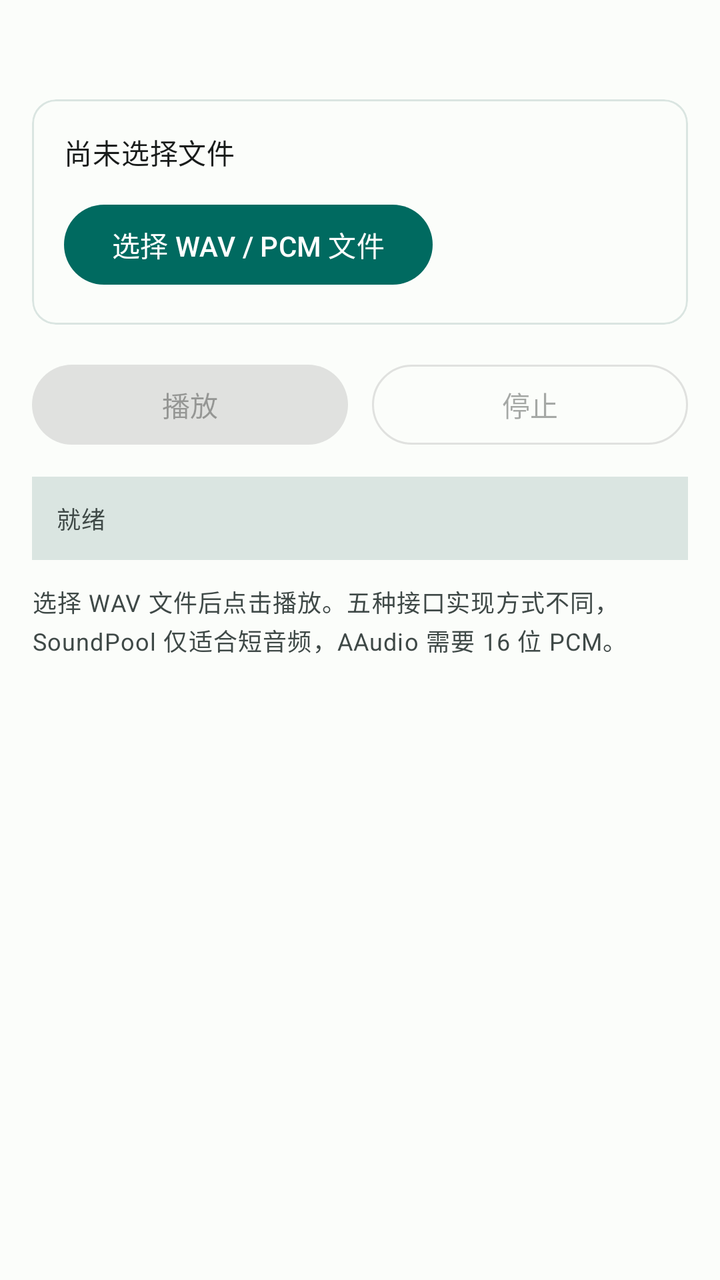
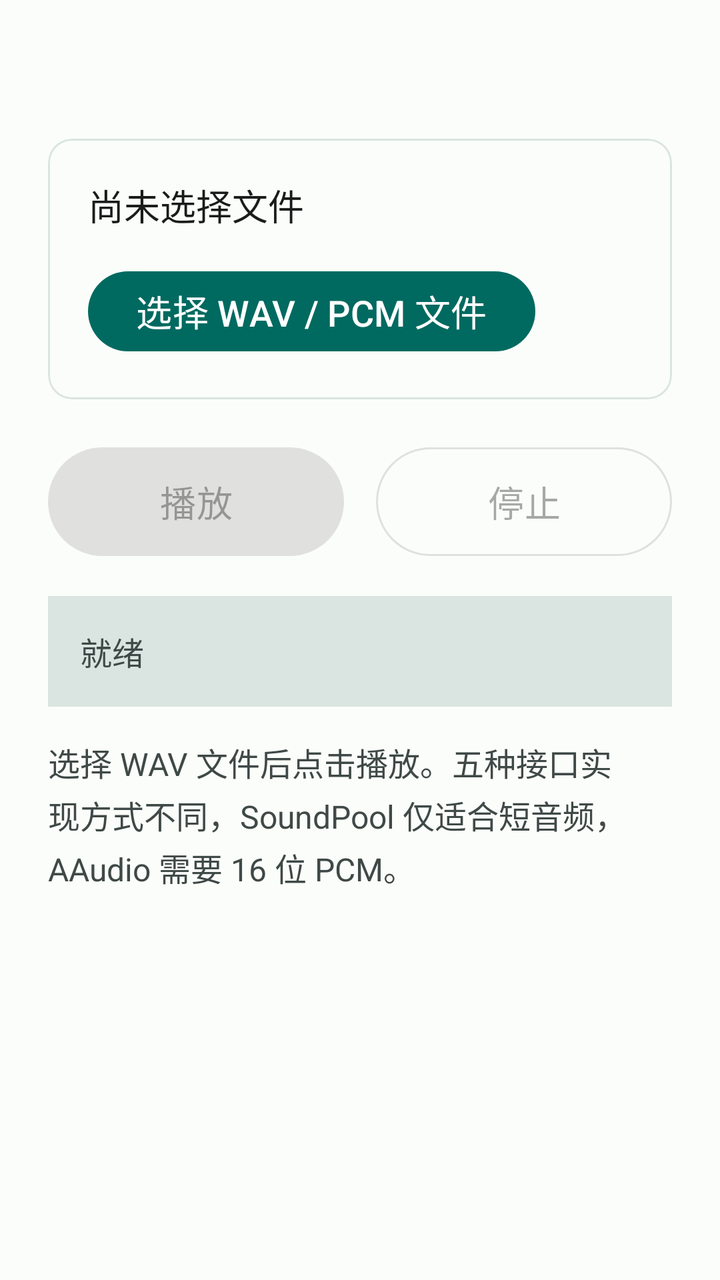

An Android layout rendered at two revisions. The XML below is the earlier revision; the diff shows what the commit changed to produce the second picture.
<!-- AndroidManifest.xml: application theme Theme.AudioDecodeTestApp -->
<!-- res/layout/fragment_pcm_player.xml -->
<?xml version="1.0" encoding="utf-8"?>
<ScrollView xmlns:android="http://schemas.android.com/apk/res/android"
    xmlns:app="http://schemas.android.com/apk/res-auto"
    android:layout_width="match_parent"
    android:layout_height="match_parent"
    android:fillViewport="true">

    <LinearLayout
        android:layout_width="match_parent"
        android:layout_height="wrap_content"
        android:orientation="vertical"
        android:padding="16dp">

        <TextView
            android:id="@+id/pcm_engine_label"
            android:layout_width="wrap_content"
            android:layout_height="wrap_content"
            android:textAppearance="?attr/textAppearanceTitleMedium"
            android:textColor="@color/primary" />

        
        <com.google.android.material.card.MaterialCardView
            android:layout_width="match_parent"
            android:layout_height="wrap_content"
            android:layout_marginTop="12dp"
            app:cardBackgroundColor="@color/surface"
            app:cardElevation="0dp"
            app:strokeColor="@color/surface_variant"
            app:strokeWidth="1dp">

            <LinearLayout
                android:layout_width="match_parent"
                android:layout_height="wrap_content"
                android:orientation="vertical"
                android:padding="16dp">

                <TextView
                    android:id="@+id/pcm_file_name"
                    android:layout_width="match_parent"
                    android:layout_height="wrap_content"
                    android:text="@string/pcm_file_placeholder"
                    android:textAppearance="?attr/textAppearanceBodyMedium"
                    android:textColor="@color/on_surface" />

                <com.google.android.material.button.MaterialButton
                    android:id="@+id/btn_select_file"
                    android:layout_width="wrap_content"
                    android:layout_height="wrap_content"
                    android:layout_marginTop="12dp"
                    android:text="@string/pcm_select_file" />
            </LinearLayout>
        </com.google.android.material.card.MaterialCardView>

        
        <com.google.android.material.card.MaterialCardView
            android:id="@+id/card_info"
            android:layout_width="match_parent"
            android:layout_height="wrap_content"
            android:layout_marginTop="12dp"
            android:visibility="gone"
            app:cardBackgroundColor="@color/surface"
            app:cardElevation="0dp"
            app:strokeColor="@color/surface_variant"
            app:strokeWidth="1dp">

            <LinearLayout
                android:layout_width="match_parent"
                android:layout_height="wrap_content"
                android:orientation="vertical"
                android:padding="16dp">

                <TextView
                    android:layout_width="wrap_content"
                    android:layout_height="wrap_content"
                    android:text="@string/pcm_info_title"
                    android:textAppearance="?attr/textAppearanceTitleMedium"
                    android:textColor="@color/on_surface" />

                <TextView
                    android:id="@+id/pcm_info_sample_rate"
                    android:layout_width="match_parent"
                    android:layout_height="wrap_content"
                    android:layout_marginTop="8dp"
                    android:textAppearance="?attr/textAppearanceBodyMedium"
                    android:textColor="@color/on_surface_variant" />

                <TextView
                    android:id="@+id/pcm_info_channels"
                    android:layout_width="match_parent"
                    android:layout_height="wrap_content"
                    android:layout_marginTop="4dp"
                    android:textAppearance="?attr/textAppearanceBodyMedium"
                    android:textColor="@color/on_surface_variant" />

                <TextView
                    android:id="@+id/pcm_info_bits"
                    android:layout_width="match_parent"
                    android:layout_height="wrap_content"
                    android:layout_marginTop="4dp"
                    android:textAppearance="?attr/textAppearanceBodyMedium"
                    android:textColor="@color/on_surface_variant" />

                <TextView
                    android:id="@+id/pcm_info_format"
                    android:layout_width="match_parent"
                    android:layout_height="wrap_content"
                    android:layout_marginTop="4dp"
                    android:textAppearance="?attr/textAppearanceBodyMedium"
                    android:textColor="@color/on_surface_variant" />

                <TextView
                    android:id="@+id/pcm_info_duration"
                    android:layout_width="match_parent"
                    android:layout_height="wrap_content"
                    android:layout_marginTop="4dp"
                    android:textAppearance="?attr/textAppearanceBodyMedium"
                    android:textColor="@color/on_surface_variant" />

                <TextView
                    android:id="@+id/pcm_info_size"
                    android:layout_width="match_parent"
                    android:layout_height="wrap_content"
                    android:layout_marginTop="4dp"
                    android:textAppearance="?attr/textAppearanceBodyMedium"
                    android:textColor="@color/on_surface_variant" />
            </LinearLayout>
        </com.google.android.material.card.MaterialCardView>

        
        <LinearLayout
            android:layout_width="match_parent"
            android:layout_height="wrap_content"
            android:layout_marginTop="16dp"
            android:orientation="horizontal">

            <com.google.android.material.button.MaterialButton
                android:id="@+id/btn_play"
                android:layout_width="0dp"
                android:layout_height="wrap_content"
                android:layout_weight="1"
                android:enabled="false"
                android:text="@string/pcm_play" />

            <com.google.android.material.button.MaterialButton
                android:id="@+id/btn_stop"
                android:layout_width="0dp"
                android:layout_height="wrap_content"
                android:layout_marginStart="12dp"
                android:layout_weight="1"
                android:enabled="false"
                android:text="@string/pcm_stop"
                style="@style/Widget.Material3.Button.OutlinedButton" />
        </LinearLayout>

        <TextView
            android:id="@+id/pcm_status"
            android:layout_width="match_parent"
            android:layout_height="wrap_content"
            android:layout_marginTop="12dp"
            android:padding="12dp"
            android:background="@color/surface_variant"
            android:text="@string/pcm_status_idle"
            android:textAppearance="?attr/textAppearanceBodySmall"
            android:textColor="@color/on_surface_variant" />

        <TextView
            android:layout_width="match_parent"
            android:layout_height="wrap_content"
            android:layout_marginTop="12dp"
            android:text="@string/pcm_hint"
            android:textAppearance="?attr/textAppearanceBodySmall"
            android:textColor="@color/on_surface_variant" />
    </LinearLayout>
</ScrollView>
<!-- resources referenced by this layout -->
<resources>
  <color name="on_surface">#191C1B</color>
  <color name="on_surface_variant">#3F4947</color>
  <color name="primary">#006A60</color>
  <color name="surface">#FBFDFA</color>
  <color name="surface_variant">#DAE5E1</color>
  <string name="pcm_file_placeholder">尚未选择文件</string>
  <string name="pcm_hint">选择 WAV 文件后点击播放。五种接口实现方式不同，SoundPool 仅适合短音频，AAudio 需要 16 位 PCM。</string>
  <string name="pcm_info_title">WAV 格式信息</string>
  <string name="pcm_play">播放</string>
  <string name="pcm_select_file">选择 WAV / PCM 文件</string>
  <string name="pcm_status_idle">就绪</string>
  <string name="pcm_stop">停止</string>
  <style name="Theme.AudioDecodeTestApp" parent="Theme.Material3.DayNight.NoActionBar">
          <item name="colorPrimary">@color/primary</item>
          <item name="colorOnPrimary">@color/on_primary</item>
          <item name="colorPrimaryContainer">@color/primary_container</item>
          <item name="colorOnPrimaryContainer">@color/on_primary_container</item>
          <item name="colorSecondary">@color/secondary</item>
          <item name="colorOnSecondary">@color/on_secondary</item>
          <item name="android:colorBackground">@color/background</item>
          <item name="colorOnBackground">@color/on_background</item>
          <item name="colorSurface">@color/surface</item>
          <item name="colorOnSurface">@color/on_surface</item>
          <item name="colorSurfaceVariant">@color/surface_variant</item>
          <item name="colorOnSurfaceVariant">@color/on_surface_variant</item>
          <item name="android:statusBarColor">@color/primary</item>
      </style>
  <color name="on_primary">#FFFFFF</color>
  <color name="primary_container">#74F8E7</color>
  <color name="on_primary_container">#00201C</color>
  <color name="secondary">#4A635F</color>
  <color name="on_secondary">#FFFFFF</color>
  <color name="background">#FBFDFA</color>
  <color name="on_background">#191C1B</color>
</resources>

<!-- the commit's change to res/layout/fragment_pcm_player.xml (unified diff, before → after) -->
@@ -9,20 +9,21 @@
         android:layout_width="match_parent"
         android:layout_height="wrap_content"
         android:orientation="vertical"
-        android:padding="16dp">
+        android:padding="@dimen/screen_padding">
 
         <TextView
             android:id="@+id/pcm_engine_label"
             android:layout_width="wrap_content"
             android:layout_height="wrap_content"
-            android:textAppearance="?attr/textAppearanceTitleMedium"
-            android:textColor="@color/primary" />
+            android:textColor="@color/primary"
+            android:textSize="@dimen/text_title_medium"
+            android:textStyle="bold" />
 
         
         <com.google.android.material.card.MaterialCardView
             android:layout_width="match_parent"
             android:layout_height="wrap_content"
-            android:layout_marginTop="12dp"
+            android:layout_marginTop="16dp"
             app:cardBackgroundColor="@color/surface"
             app:cardElevation="0dp"
             app:strokeColor="@color/surface_variant"
@@ -32,22 +33,23 @@
                 android:layout_width="match_parent"
                 android:layout_height="wrap_content"
                 android:orientation="vertical"
-                android:padding="16dp">
+                android:padding="@dimen/card_padding">
 
                 <TextView
                     android:id="@+id/pcm_file_name"
                     android:layout_width="match_parent"
                     android:layout_height="wrap_content"
                     android:text="@string/pcm_file_placeholder"
-                    android:textAppearance="?attr/textAppearanceBodyMedium"
-                    android:textColor="@color/on_surface" />
+                    android:textColor="@color/on_surface"
+                    android:textSize="@dimen/text_body" />
 
                 <com.google.android.material.button.MaterialButton
                     android:id="@+id/btn_select_file"
                     android:layout_width="wrap_content"
                     android:layout_height="wrap_content"
-                    android:layout_marginTop="12dp"
-                    android:text="@string/pcm_select_file" />
+                    android:layout_marginTop="16dp"
+                    android:text="@string/pcm_select_file"
+                    android:textSize="@dimen/text_body" />
             </LinearLayout>
         </com.google.android.material.card.MaterialCardView>
 
@@ -56,7 +58,7 @@
             android:id="@+id/card_info"
             android:layout_width="match_parent"
             android:layout_height="wrap_content"
-            android:layout_marginTop="12dp"
+            android:layout_marginTop="16dp"
             android:visibility="gone"
             app:cardBackgroundColor="@color/surface"
             app:cardElevation="0dp"
@@ -67,62 +69,63 @@
                 android:layout_width="match_parent"
                 android:layout_height="wrap_content"
                 android:orientation="vertical"
-                android:padding="16dp">
+                android:padding="@dimen/card_padding">
 
                 <TextView
                     android:layout_width="wrap_content"
                     android:layout_height="wrap_content"
                     android:text="@string/pcm_info_title"
-                    android:textAppearance="?attr/textAppearanceTitleMedium"
-                    android:textColor="@color/on_surface" />
+                    android:textColor="@color/on_surface"
+                    android:textSize="@dimen/text_title_medium"
+                    android:textStyle="bold" />
 
                 <TextView
                     android:id="@+id/pcm_info_sample_rate"
                     android:layout_width="match_parent"
                     android:layout_height="wrap_content"
-                    android:layout_marginTop="8dp"
-                    android:textAppearance="?attr/textAppearanceBodyMedium"
-                    android:textColor="@color/on_surface_variant" />
+                    android:layout_marginTop="12dp"
+                    android:textColor="@color/on_surface_variant"
+                    android:textSize="@dimen/text_body" />
 
                 <TextView
                     android:id="@+id/pcm_info_channels"
                     android:layout_width="match_parent"
                     android:layout_height="wrap_content"
-                    android:layout_marginTop="4dp"
-                    android:textAppearance="?attr/textAppearanceBodyMedium"
-                    android:textColor="@color/on_surface_variant" />
+                    android:layout_marginTop="8dp"
+                    android:textColor="@color/on_surface_variant"
+                    android:textSize="@dimen/text_body" />
 
                 <TextView
                     android:id="@+id/pcm_info_bits"
                     android:layout_width="match_parent"
                     android:layout_height="wrap_content"
-                    android:layout_marginTop="4dp"
-                    android:textAppearance="?attr/textAppearanceBodyMedium"
-                    android:textColor="@color/on_surface_variant" />
+                    android:layout_marginTop="8dp"
+                    android:textColor="@color/on_surface_variant"
+                    android:textSize="@dimen/text_body" />
 
                 <TextView
                     android:id="@+id/pcm_info_format"
                     android:layout_width="match_parent"
                     android:layout_height="wrap_content"
-                    android:layout_marginTop="4dp"
-                    android:textAppearance="?attr/textAppearanceBodyMedium"
-                    android:textColor="@color/on_surface_variant" />
+                    android:layout_marginTop="8dp"
+                    android:textColor="@color/on_surface_variant"
+                    android:textSize="@dimen/text_body" />
 
                 <TextView
                     android:id="@+id/pcm_info_duration"
                     android:layout_width="match_parent"
                     android:layout_height="wrap_content"
-                    android:layout_marginTop="4dp"
-                    android:textAppearance="?attr/textAppearanceBodyMedium"
-                    android:textColor="@color/on_surface_variant" />
+                    android:layout_marginTop="8dp"
+                    android:textColor="@color/on_surface_variant"
+                    android:textSize="@dimen/text_body" />
 
                 <TextView
                     android:id="@+id/pcm_info_size"
                     android:layout_width="match_parent"
                     android:layout_height="wrap_content"
-                    android:layout_marginTop="4dp"
-                    android:textAppearance="?attr/textAppearanceBodyMedium"
-                    android:textColor="@color/on_surface_variant" />
+                    android:layout_marginTop="8dp"
+                    android:textColor="@color/on_surface_variant"
+                    android:textSize="@dimen/text_body" />
             </LinearLayout>
         </com.google.android.material.card.MaterialCardView>
 
@@ -130,7 +133,7 @@
         <LinearLayout
             android:layout_width="match_parent"
             android:layout_height="wrap_content"
-            android:layout_marginTop="16dp"
+            android:layout_marginTop="20dp"
             android:orientation="horizontal">
 
             <com.google.android.material.button.MaterialButton
@@ -139,36 +142,43 @@
                 android:layout_height="wrap_content"
                 android:layout_weight="1"
                 android:enabled="false"
-                android:text="@string/pcm_play" />
+                android:paddingTop="14dp"
+                android:paddingBottom="14dp"
+                android:text="@string/pcm_play"
+                android:textSize="@dimen/text_body" />
 
             <com.google.android.material.button.MaterialButton
                 android:id="@+id/btn_stop"
+                style="@style/Widget.Material3.Button.OutlinedButton"
                 android:layout_width="0dp"
                 android:layout_height="wrap_content"
-                android:layout_marginStart="12dp"
+                android:layout_marginStart="16dp"
                 android:layout_weight="1"
                 android:enabled="false"
+                android:paddingTop="14dp"
+                android:paddingBottom="14dp"
                 android:text="@string/pcm_stop"
-                style="@style/Widget.Material3.Button.OutlinedButton" />
+                android:textSize="@dimen/text_body" />
         </LinearLayout>
 
         <TextView
             android:id="@+id/pcm_status"
             android:layout_width="match_parent"
             android:layout_height="wrap_content"
-            android:layout_marginTop="12dp"
-            android:padding="12dp"
+            android:layout_marginTop="16dp"
             android:background="@color/surface_variant"
+            android:padding="16dp"
             android:text="@string/pcm_status_idle"
-            android:textAppearance="?attr/textAppearanceBodySmall"
-            android:textColor="@color/on_surface_variant" />
+            android:textColor="@color/on_surface_variant"
+            android:textSize="@dimen/text_body_small" />
 
         <TextView
             android:layout_width="match_parent"
             android:layout_height="wrap_content"
-            android:layout_marginTop="12dp"
+            android:layout_marginTop="16dp"
+            android:lineSpacingExtra="3dp"
             android:text="@string/pcm_hint"
-            android:textAppearance="?attr/textAppearanceBodySmall"
-            android:textColor="@color/on_surface_variant" />
+            android:textColor="@color/on_surface_variant"
+            android:textSize="@dimen/text_body_small" />
     </LinearLayout>
 </ScrollView>
<!-- resource entries referenced after the edit -->
@@ -5,6 +5,11 @@
   <color name="primary">#006A60</color>
   <color name="surface">#FBFDFA</color>
   <color name="surface_variant">#DAE5E1</color>
+  <dimen name="card_padding">20dp</dimen>
+  <dimen name="screen_padding">24dp</dimen>
+  <dimen name="text_body">18sp</dimen>
+  <dimen name="text_body_small">16sp</dimen>
+  <dimen name="text_title_medium">22sp</dimen>
   <string name="pcm_file_placeholder">尚未选择文件</string>
   <string name="pcm_hint">选择 WAV 文件后点击播放。五种接口实现方式不同，SoundPool 仅适合短音频，AAudio 需要 16 位 PCM。</string>
   <string name="pcm_info_title">WAV 格式信息</string>
@@ -26,6 +31,8 @@
           <item name="colorSurfaceVariant">@color/surface_variant</item>
           <item name="colorOnSurfaceVariant">@color/on_surface_variant</item>
           <item name="android:statusBarColor">@color/primary</item>
+          <item name="android:navigationBarColor">@color/surface</item>
+          <item name="android:windowLightNavigationBar">true</item>
       </style>
   <color name="on_primary">#FFFFFF</color>
   <color name="primary_container">#74F8E7</color>
